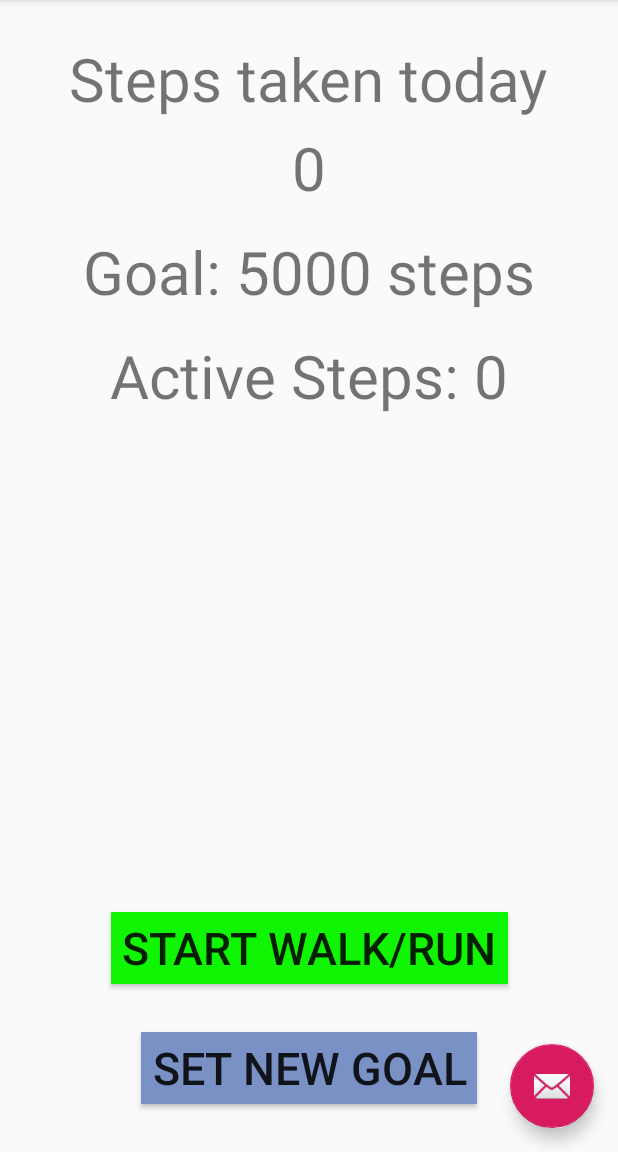
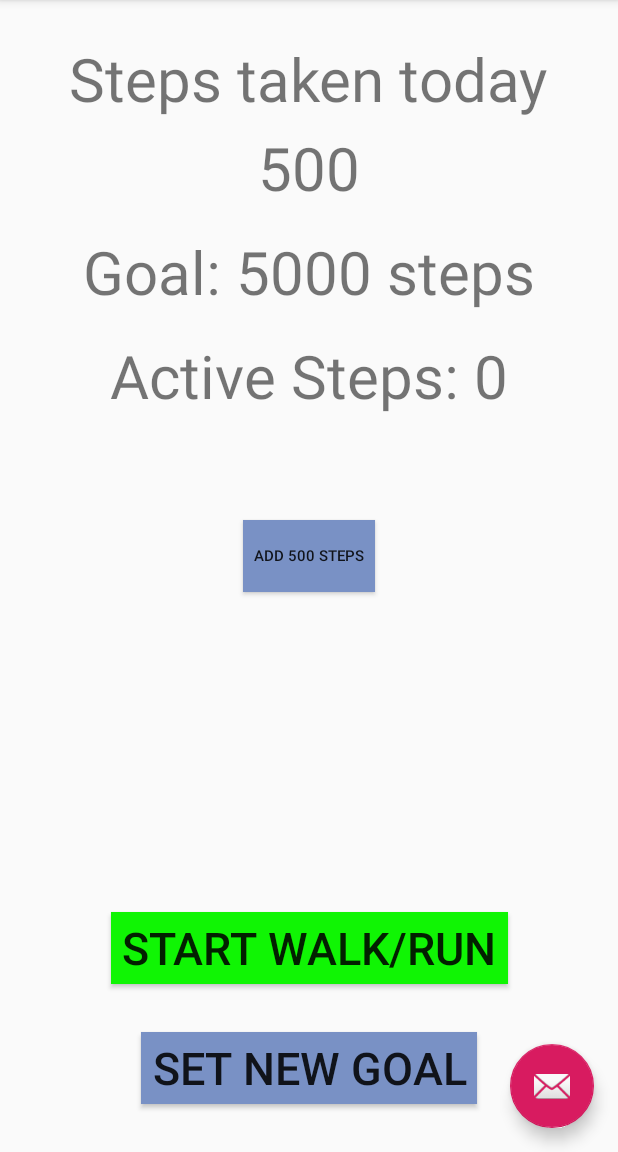
Before and after one commit to Lawrence-Shiu/Personal-Best, an Android app: the MainActivity screen opened directly, with no data from a screen before it, after a tap on "END WALK/RUN", on a phone screen of 412 x 824 dp, the part 84-1236 px from its top. Run offline under Robolectric (Android 15) with nearby library versions, the phone set to English and light mode, and no system bars; 2 statements that could not run were skipped; 2 other taps on this screen came first.

Commit message:
testing button add 500 steps

```diff
--- a/app/src/main/java/com/example/lawsh/personalbest/MainActivity.java
+++ b/app/src/main/java/com/example/lawsh/personalbest/MainActivity.java
@@ -43,7 +43,7 @@ public class MainActivity extends AppCompatActivity {
 
     private Button fitBtn;
     private Button setGoal;
-
+    private Button add500;
     private boolean start = false;
     private TextView textSteps;
     private TextView goalText;
@@ -110,6 +110,7 @@ public class MainActivity extends AppCompatActivity {
             velocity = findViewById(R.id.velocity);
             fitBtn = findViewById(R.id.startWalk);
             setGoal = findViewById(R.id.newGoal);
+            add500 = findViewById(R.id.add500);
 
             // goal congratulation objects
             congratsMessage = new Congratulations(this);
@@ -141,6 +142,13 @@ public class MainActivity extends AppCompatActivity {
                     setCustomGoal.show();
                 }
             });
+            add500.setOnClickListener(new View.OnClickListener() {
+                @Override
+                public void onClick(View v) {
+                    totalSteps += 500;
+                    setStepCount(totalSteps);
+                }
+            });
 
             fitBtn.setOnClickListener(new View.OnClickListener() {
                 @Override
@@ -156,7 +164,7 @@ public class MainActivity extends AppCompatActivity {
                         start = false;
                         fitBtn.setText(" Start walk/run ");
                         fitBtn.setBackgroundColor(Color.parseColor("#10f504"));
-
+                        Toast.makeText(MainActivity.this, "Good Job!", Toast.LENGTH_SHORT).show();
                         totalActiveSteps = prefs.getInt(ACTIVE_KEY, 0);
                         totalActiveSteps += activeSteps;
                         editor.putInt(ACTIVE_KEY, totalActiveSteps);
--- a/app/src/main/res/layout/content_main.xml
+++ b/app/src/main/res/layout/content_main.xml
@@ -79,6 +79,17 @@
         app:layout_constraintRight_toRightOf="parent"
         app:layout_constraintTop_toTopOf="parent"
         app:layout_constraintVertical_bias="0.319" />
+    <Button
+        android:id="@+id/add500"
+        android:layout_width="wrap_content"
+        android:layout_height="wrap_content"
+        android:layout_marginStart="8dp"
+        android:layout_marginEnd="8dp"
+        android:layout_marginBottom="8dp"
+        android:background="#7991C5"
+        android:text="add 500 steps"
+        android:textSize="10dp"
+         />
 
     <android.support.constraint.ConstraintLayout
         android:layout_width="match_parent"
@@ -112,5 +123,6 @@
             app:layout_constraintEnd_toEndOf="parent"
             app:layout_constraintStart_toStartOf="parent" />
 
+
     </android.support.constraint.ConstraintLayout>
 </LinearLayout>
```
